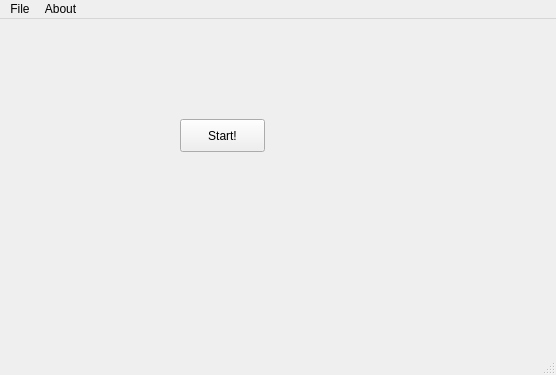
Old version of the form src/mainwindow.ui in the repository moodyhunter/TobiiMouse.
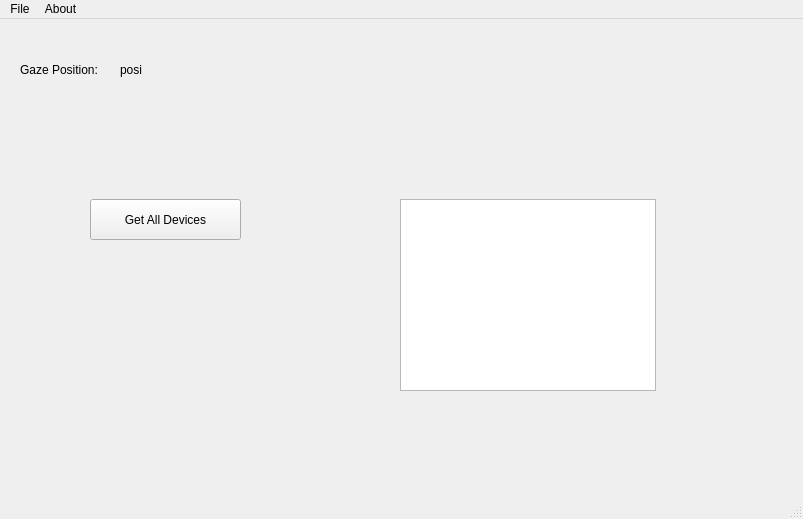
New version of the form.

Commit message: I can now see the devices connected to the computer.

The edit to the form file:
```diff
--- a/src/mainwindow.ui
+++ b/src/mainwindow.ui
@@ -6,8 +6,8 @@
    <rect>
     <x>0</x>
     <y>0</y>
-    <width>556</width>
-    <height>375</height>
+    <width>803</width>
+    <height>519</height>
    </rect>
   </property>
   <property name="windowTitle">
@@ -17,17 +17,59 @@
    <bool>false</bool>
   </property>
   <widget class="QWidget" name="centralWidget">
-   <widget class="QPushButton" name="startButton">
+   <property name="sizePolicy">
+    <sizepolicy hsizetype="Maximum" vsizetype="Maximum">
+     <horstretch>0</horstretch>
+     <verstretch>0</verstretch>
+    </sizepolicy>
+   </property>
+   <widget class="QLabel" name="label">
     <property name="geometry">
      <rect>
-      <x>180</x>
-      <y>100</y>
-      <width>85</width>
-      <height>33</height>
+      <x>20</x>
+      <y>40</y>
+      <width>91</width>
+      <height>21</height>
      </rect>
     </property>
     <property name="text">
-     <string>Start!</string>
+     <string>Gaze Position:</string>
+    </property>
+   </widget>
+   <widget class="QLabel" name="gazePositionLabel">
+    <property name="geometry">
+     <rect>
+      <x>120</x>
+      <y>40</y>
+      <width>91</width>
+      <height>21</height>
+     </rect>
+    </property>
+    <property name="text">
+     <string>posi</string>
+    </property>
+   </widget>
+   <widget class="QPushButton" name="GetAllDevices">
+    <property name="geometry">
+     <rect>
+      <x>90</x>
+      <y>180</y>
+      <width>151</width>
+      <height>41</height>
+     </rect>
+    </property>
+    <property name="text">
+     <string>Get All Devices</string>
+    </property>
+   </widget>
+   <widget class="QListWidget" name="tobiiDevicesList">
+    <property name="geometry">
+     <rect>
+      <x>400</x>
+      <y>180</y>
+      <width>256</width>
+      <height>192</height>
+     </rect>
     </property>
    </widget>
   </widget>
@@ -36,8 +78,8 @@
     <rect>
      <x>0</x>
      <y>0</y>
-     <width>556</width>
-     <height>29</height>
+     <width>803</width>
+     <height>21</height>
     </rect>
    </property>
    <widget class="QMenu" name="menuFile">
```
Left out of the diff: 6 changed lines with no effect on the pictures. The commit also changes 8 other files.
